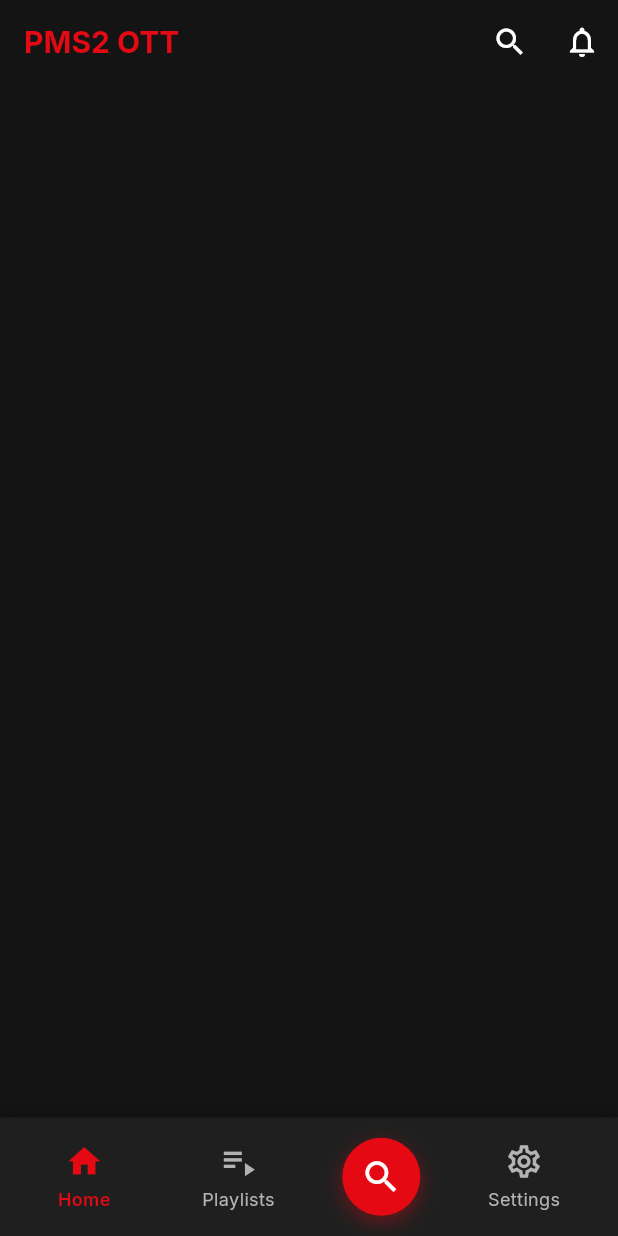
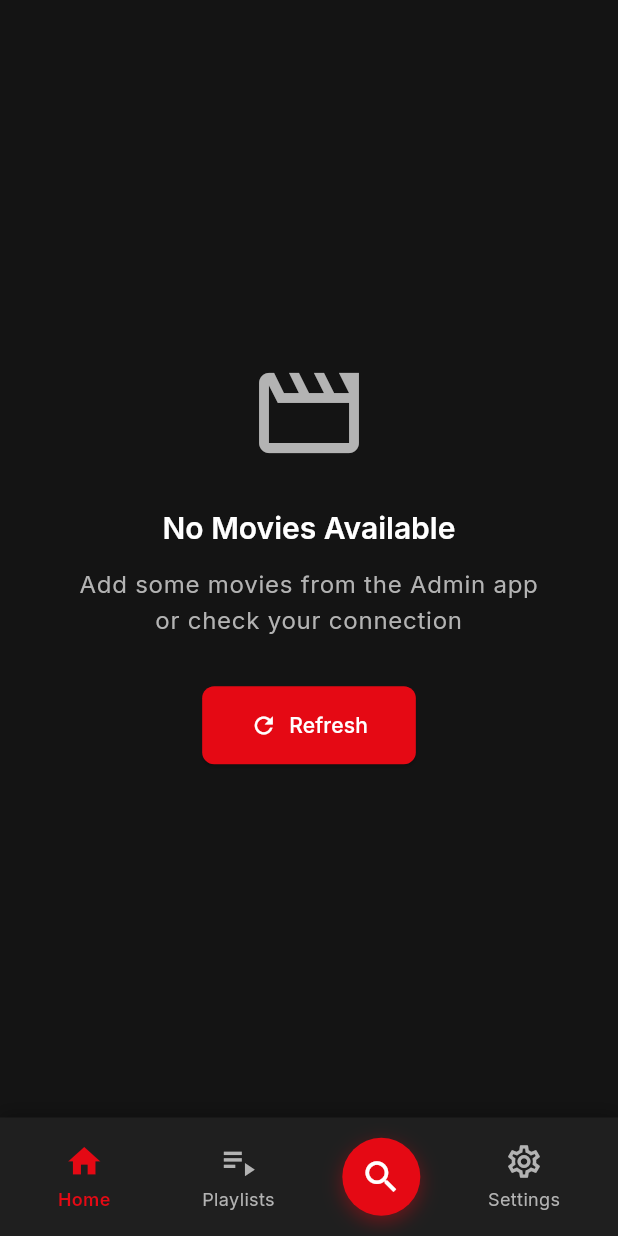
Before and after one commit to suryaprakash251201/pms2_ott, a Flutter app: the screen it shows after launch, on a phone screen of 412 x 824 dp. Run offline on Flutter 3.47's test engine with Material 3 defaults, Android fonts, the phone set to English and light mode, and no system bars; our stand-ins replace cached_network_image, card_swiper, dio, flutter_dotenv, google_fonts, hive and 4 more; missing offline and left inert: media_kit, media_kit_video; accounts and stored records are empty.

Commit message:
Fix home screen grey screen issue - add dark background and empty state handling

```diff
--- a/lib/features/home/screens/home_screen.dart
+++ b/lib/features/home/screens/home_screen.dart
@@ -48,8 +48,12 @@ class _HomeScreenState extends State<HomeScreen> {
   Widget build(BuildContext context) {
     return Scaffold(
       backgroundColor: AppColors.backgroundDark,
-      body: Consumer<HomeProvider>(
+      body: Container(
+        color: AppColors.backgroundDark,
+        child: Consumer<HomeProvider>(
           builder: (context, provider, child) {
+            debugPrint('HomeScreen: isLoading=${provider.isLoading}, movies=${provider.movies.length}, error=${provider.error}');
+
             if (provider.isLoading) {
               return _buildLoading();
             }
@@ -59,6 +63,11 @@ class _HomeScreenState extends State<HomeScreen> {
                 message: provider.error!,
                 onRetry: () => provider.refresh(),
               );
+            }
+
+            // Handle empty state when no movies and no error
+            if (provider.movies.isEmpty) {
+              return _buildEmptyState(provider);
             }
 
             return RefreshIndicator(
@@ -157,11 +166,14 @@ class _HomeScreenState extends State<HomeScreen> {
           );
           },
         ),
+      ),
     );
   }
 
   Widget _buildLoading() {
-    return SingleChildScrollView(
+    return Container(
+      color: AppColors.backgroundDark,
+      child: SingleChildScrollView(
         child: Column(
           children: const [
             SizedBox(height: 60),
@@ -172,6 +184,54 @@ class _HomeScreenState extends State<HomeScreen> {
             CategoryShimmer(),
           ],
         ),
+      ),
+    );
+  }
+
+  Widget _buildEmptyState(HomeProvider provider) {
+    return Container(
+      color: AppColors.backgroundDark,
+      child: Center(
+        child: Column(
+          mainAxisAlignment: MainAxisAlignment.center,
+          children: [
+            Icon(
+              Icons.movie_outlined,
+              size: 80,
+              color: AppColors.textSecondaryDark,
+            ),
+            const SizedBox(height: 24),
+            Text(
+              'No Movies Available',
+              style: Theme.of(context).textTheme.headlineMedium?.copyWith(
+                    color: AppColors.textPrimaryDark,
+                  ),
+            ),
+            const SizedBox(height: 12),
+            Text(
+              'Add some movies from the Admin app\nor check your connection',
+              textAlign: TextAlign.center,
+              style: Theme.of(context).textTheme.bodyLarge?.copyWith(
+                    color: AppColors.textSecondaryDark,
+                  ),
+            ),
+            const SizedBox(height: 32),
+            ElevatedButton.icon(
+              onPressed: () => provider.refresh(),
+              icon: const Icon(Icons.refresh),
+              label: const Text('Refresh'),
+              style: ElevatedButton.styleFrom(
+                backgroundColor: AppColors.primary,
+                foregroundColor: Colors.white,
+                padding: const EdgeInsets.symmetric(
+                  horizontal: 32,
+                  vertical: 16,
+                ),
+              ),
+            ),
+          ],
+        ),
+      ),
     );
   }
 }
```
Lines whose indentation alone changed are shown as unchanged.
